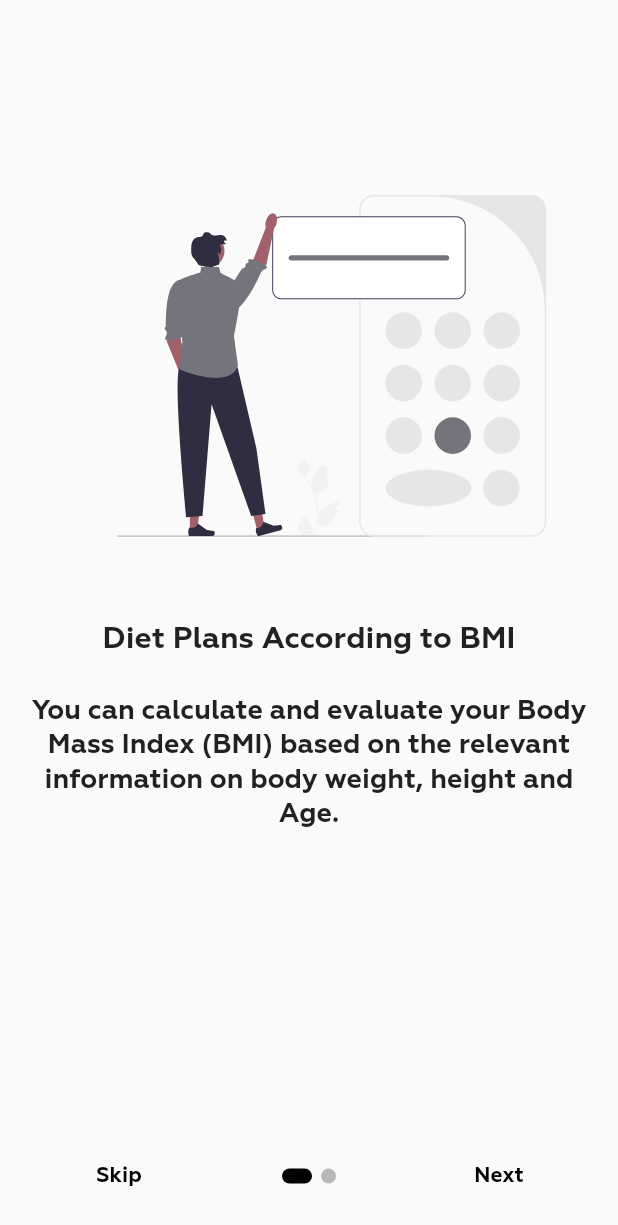
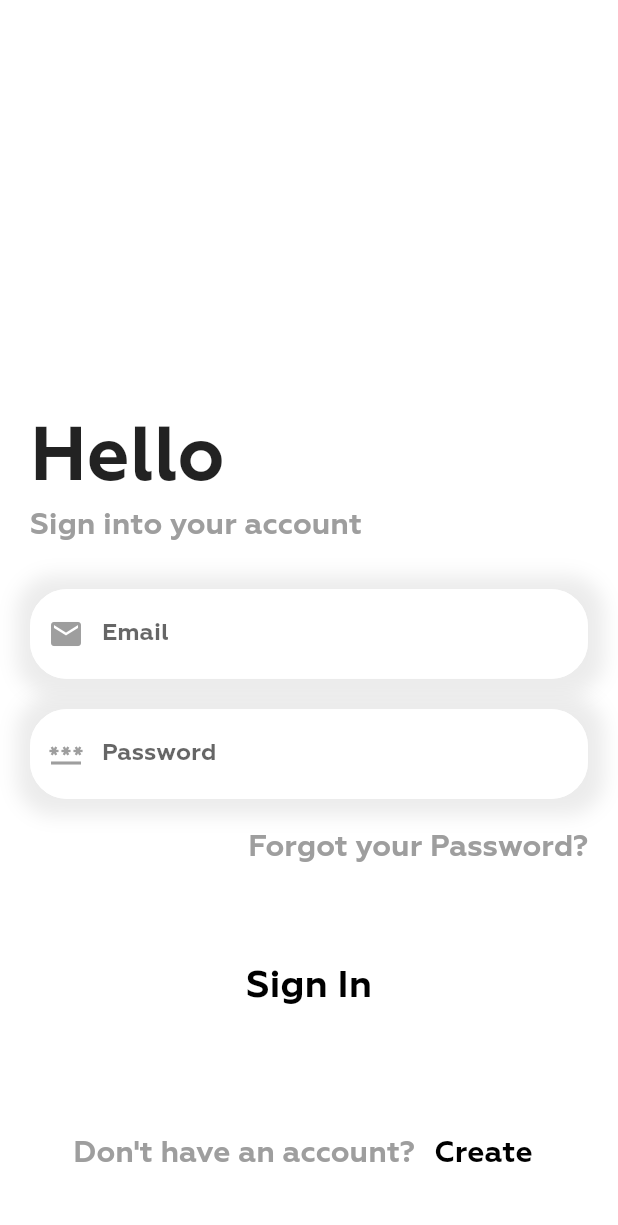
Before and after one commit to wasibhussain/Bmi-Calculator, a Flutter app: the screen it shows after launch, on a phone screen of 412 x 824 dp. Shown: the top 1225 px of the screen. Run offline on Flutter 3.47's test engine with Material 2 defaults, Android fonts, the light colour scheme and no system bars; drawn by our look-alikes of introduction_screen; our stand-ins replace circular_countdown_timer, cloud_firestore, firebase_auth, firebase_core, flutter_svg, font_awesome_flutter and 1 more; accounts and stored records are empty.

Commit message:
Login and signup added with firebase

```diff
--- a/lib/main.dart
+++ b/lib/main.dart
@@ -1,4 +1,6 @@
 import 'package:bmi/Screens/splash_screen.dart';
+import 'package:bmi/network/test_login.dart';
+import 'package:bmi/network/test_signup.dart';
 import 'package:firebase_core/firebase_core.dart';
 import 'package:flutter/material.dart';
 import 'package:get/get.dart';
@@ -34,7 +36,7 @@ class _MyAppState extends State<MyApp> {
         // primaryColor: const Color(0xFF0A0E21),
         // scaffoldBackgroundColor: const Color(0xFF0A0E21),
       ),
-      home: SplashScreen(),
+      home: LoginPage(),
     );
   }
 }
--- /dev/null
+++ b/lib/network/test_auth_controller.dart
@@ -0,0 +1,83 @@
+// ignore_for_file: unused_field, unnecessary_overrides, unused_element, avoid_print, prefer_const_constructors, empty_catches
+
+import 'package:bmi/Screens/splash_screen.dart';
+import 'package:bmi/network/test_login.dart';
+import 'package:bmi/network/test_signup.dart';
+import 'package:cloud_firestore/cloud_firestore.dart';
+import 'package:flutter/material.dart';
+import 'package:get/get.dart';
+import 'package:firebase_auth/firebase_auth.dart';
+
+//AuthController
+class AuthController extends GetxController {
+  //with instance AuthController would be able to the app everywhere
+  static AuthController instance = Get.find();
+  late Rx<User?> _user; //Name,email,password......
+  FirebaseAuth auth = FirebaseAuth.instance;
+
+  FirebaseFirestore db = FirebaseFirestore.instance;
+
+  @override
+  void onReady() {
+    super.onReady();
+
+    _user = Rx<User?>(auth.currentUser);
+    //out user would be notified
+    _user.bindStream(auth.userChanges());
+    ever(_user, _initialScreen);
+  }
+
+  _initialScreen(User? user) {
+    if (user == null) {
+      print("login page");
+      Get.offAll(() => LoginPage());
+    } else {
+      Get.offAll(() => SignUpPage());
+    }
+  }
+
+  void register(String name, String email, password) async {
+    try {
+      final UserCredential user = await auth.createUserWithEmailAndPassword(
+          email: email, password: password);
+      db.collection("user").doc(user.user!.uid).set({
+        "name": name,
+        "email": email,
+        "password": password,
+      });
+
+      Get.to(LoginPage());
+    } catch (e) {
+      Get.snackbar("About User", "User message",
+
+          snackPosition: SnackPosition.BOTTOM,
+          titleText: Text(
+            "Account creation failed",
+            style: TextStyle(color: Colors.black, fontSize: 18),
+          ),
+          messageText:
+              Text(e.toString(), style: TextStyle(color: Colors.black)));
+    }
+  }
+
+  void login(String email, password) async {
+    try {
+      await auth.signInWithEmailAndPassword(email: email, password: password);
+      Get.to(SplashScreen());
+    } catch (e) {
+      Get.snackbar("About Login", "Login message",
+          //backgroundColor: Colors.redAccent,
+          snackPosition: SnackPosition.BOTTOM,
+          titleText: Text(
+            "Login failed",
+            style: TextStyle(color: Colors.black, fontSize: 18),
+          ),
+          messageText:
+              Text(e.toString(), style: TextStyle(color: Colors.black)));
+    }
+  }
+
+  void logOut() async {
+    await auth.signOut();
+  }
+}
--- /dev/null
+++ b/lib/network/test_login.dart
@@ -0,0 +1,181 @@
+// ignore_for_file: prefer_const_constructors, prefer_const_literals_to_create_immutables, unused_local_variable, avoid_unnecessary_containers, sized_box_for_whitespace, unnecessary_string_escapes
+
+import 'package:bmi/network/test_auth_controller.dart';
+import 'package:bmi/network/test_signup.dart';
+import 'package:flutter/material.dart';
+import 'package:get/get.dart';
+
+
+class LoginPage extends StatelessWidget {
+  const LoginPage({Key? key}) : super(key: key);
+
+  @override
+  Widget build(BuildContext context) {
+    var emailController=TextEditingController();
+    var passwordController=TextEditingController();
+    double w = MediaQuery.of(context).size.width;
+    double h = MediaQuery.of(context).size.height;
+    Get.lazyPut(()=>AuthController());
+    return Scaffold(
+      backgroundColor: Colors.white,
+      body: SingleChildScrollView(
+        scrollDirection: Axis.vertical,
+        child: Column(
+          children: [
+            Container(
+              height: h / 3,
+              width: w,
+              decoration: BoxDecoration(
+                // image: DecorationImage(
+                //   fit: BoxFit.cover,
+                //   image: AssetImage("images/loginimg.png"),
+                // ),
+              ),
+            ),
+            Container(
+              margin: EdgeInsets.only(left: 20, right: 20),
+              width: w,
+              child: Column(
+                crossAxisAlignment: CrossAxisAlignment.start,
+                children: [
+                  Text(
+                    "Hello",
+                    style: TextStyle(
+                      fontSize: 50,
+                      fontWeight: FontWeight.bold,
+                    ),
+                  ),
+                  Text(
+                    "Sign into your account",
+                    style: TextStyle(
+                      fontSize: 20,
+                      color: Colors.grey[500],
+                    ),
+                  ),
+                  SizedBox(height: 30),
+                  textField(
+                      controllers:emailController,
+                      text: "Email",
+                      icon: Icon(Icons.email, color: Colors.grey)),
+                  SizedBox(height: 20),
+                  textField(
+                      controllers:passwordController,
+                      text: "Password",
+                      icon: Icon(Icons.password, color: Colors.grey)),
+                  SizedBox(height: 20),
+                  Row(
+                    children: [
+                      Expanded(child: Container()),
+                      Text(
+                        "Forgot your Password?",
+                        style: TextStyle(
+                          fontSize: 20,
+                          color: Colors.grey[500],
+                        ),
+                      ),
+                    ],
+                  ),
+                ],
+              ),
+            ),
+            SizedBox(height: 50),
+            GestureDetector(
+              onTap:(){
+                AuthController.instance.login( emailController.text.trim(), passwordController.text.trim());
+              },
+              child: Container(
+                height: h / 14,
+                width: w / 2,
+                decoration: BoxDecoration(
+                  borderRadius: BorderRadius.circular(25),
+                  // image: DecorationImage(
+                  //   fit: BoxFit.cover,
+                  //   image: AssetImage("images/loginbtn.png"),
+                  // ),
+                ),
+                child: Center(
+                  child: Text(
+                    "Sign In",
+                    style: TextStyle(
+                      fontSize: 25,
+                      color: Colors.black,
+                      fontWeight: FontWeight.bold,
+                    ),
+                  ),
+                ),
+              ),
+            ),
+            SizedBox(height: w / 7),
+            Row(
+              mainAxisAlignment: MainAxisAlignment.center,
+              children: [
+                Text(
+                  "Don\'t have an account?",
+                  style: TextStyle(
+                    fontSize: 20,
+                    color: Colors.grey[500],
+                  ),
+                ),
+                TextButton(
+                  onPressed: () {
+                    Navigator.push(
+                      context,
+                      MaterialPageRoute(builder: (context) => SignUpPage()),
+                    );
+                  },
+                  child: Text(
+                    " Create",
+                    style: TextStyle(
+                      fontSize: 20,
+                      color: Colors.black,
+                      fontWeight: FontWeight.bold,
+                    ),
+                  ),
+                ),
+              ],
+            ),
+          ],
+        ),
+      ),
+    );
+  }
+
+  Container textField({required Icon icon, required String text, required TextEditingController controllers}) {
+    return Container(
+      decoration: BoxDecoration(
+        color: Colors.white,
+        borderRadius: BorderRadius.circular(25),
+        boxShadow: [
+          BoxShadow(
+            blurRadius: 10,
+            spreadRadius: 10,
+            offset: Offset(1, 1),
+            color: Colors.grey.withOpacity(0.2),
+          )
+        ],
+      ),
+      child: TextField(
+        controller: controllers,
+        decoration: InputDecoration(
+          hintText: text,
+          prefixIcon: icon,
+          focusedBorder: oulineInputBorder(),
+          enabledBorder: oulineInputBorder(),
+          border: OutlineInputBorder(
+            borderRadius: BorderRadius.circular(25),
+          ),
+        ),
+      ),
+    );
+  }
+
+  OutlineInputBorder oulineInputBorder() {
+    return OutlineInputBorder(
+      borderRadius: BorderRadius.circular(25),
+      borderSide: BorderSide(
+        color: Colors.white,
+        width: 1.0,
+      ),
+    );
+  }
+}
```
Also changed, not shown: lib/network/test_signup.dart (added, +156 -0 lines), assets/images/img1.png (added), assets/images/profile.svg (added), assets/images/signup.png (added), lib/network/sign_up_screen.dart (renamed from lib/Screens/network/sign_up_screen.dart), pubspec.lock.
